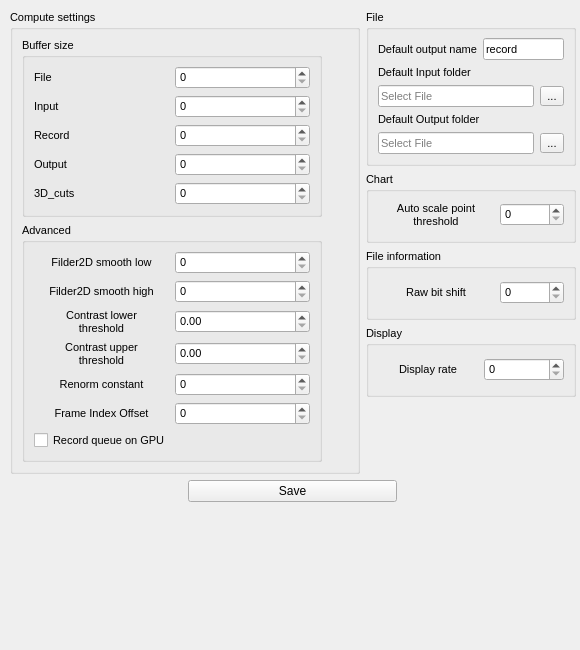
DigitalHolography/Holovibes, file Ui/assets/ui/advancedsettingswindow.ui: the form before one commit.
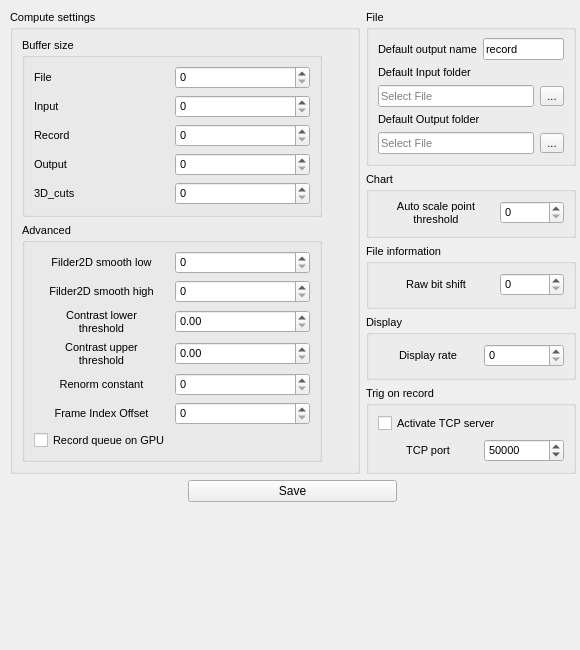
The form after the commit. Custom widgets are drawn as their Qt base class.

Commit message: migrate to cuda 13 and added an advanced option to send a tcp signal on record.

What changed in the file:
```diff
--- a/Ui/assets/ui/advancedsettingswindow.ui
+++ b/Ui/assets/ui/advancedsettingswindow.ui
@@ -610,6 +610,90 @@
        </layout>
       </widget>
      </item>
+     <item row="4" column="1">
+      <widget class="holovibes::gui::GroupBox" name="MatlabGroupBox">
+       <property name="sizePolicy">
+        <sizepolicy hsizetype="Fixed" vsizetype="Preferred">
+         <horstretch>1</horstretch>
+         <verstretch>0</verstretch>
+        </sizepolicy>
+       </property>
+       <property name="minimumSize">
+        <size>
+         <width>210</width>
+         <height>0</height>
+        </size>
+       </property>
+       <property name="maximumSize">
+        <size>
+         <width>210</width>
+         <height>16777215</height>
+        </size>
+       </property>
+       <property name="baseSize">
+        <size>
+         <width>210</width>
+         <height>0</height>
+        </size>
+       </property>
+       <property name="font">
+        <font>
+         <pointsize>8</pointsize>
+        </font>
+       </property>
+       <property name="title">
+        <string>Trig on record</string>
+       </property>
+       <property name="flat">
+        <bool>false</bool>
+       </property>
+       <layout class="QVBoxLayout" name="verticalLayout_19">
+        <property name="bottomMargin">
+         <number>9</number>
+        </property>
+        <item>
+         <widget class="QCheckBox" name="MatlabRecordSignalCheckBox">
+          <property name="text">
+           <string>Activate TCP server</string>
+          </property>
+         </widget>
+        </item>
+        <item>
+         <layout class="QHBoxLayout" name="MatlabRecordSignalPortLayout">
+          <item>
+           <widget class="QLabel" name="MatlabRecordSignalPortLabel">
+            <property name="minimumSize">
+             <size>
+              <width>100</width>
+              <height>0</height>
+             </size>
+            </property>
+            <property name="text">
+             <string>TCP port</string>
+            </property>
+            <property name="alignment">
+             <set>Qt::AlignCenter</set>
+            </property>
+           </widget>
+          </item>
+          <item>
+           <widget class="QSpinBox" name="MatlabRecordSignalPortSpinBox">
+            <property name="minimum">
+             <number>1</number>
+            </property>
+            <property name="maximum">
+             <number>65535</number>
+            </property>
+            <property name="value">
+             <number>50000</number>
+            </property>
+           </widget>
+          </item>
+         </layout>
+        </item>
+       </layout>
+      </widget>
+     </item>
      <item row="5" column="0" colspan="2">
       <layout class="QHBoxLayout" name="SettingsLayout">
        <property name="sizeConstraint">
```
The commit also changes 15 other files.
